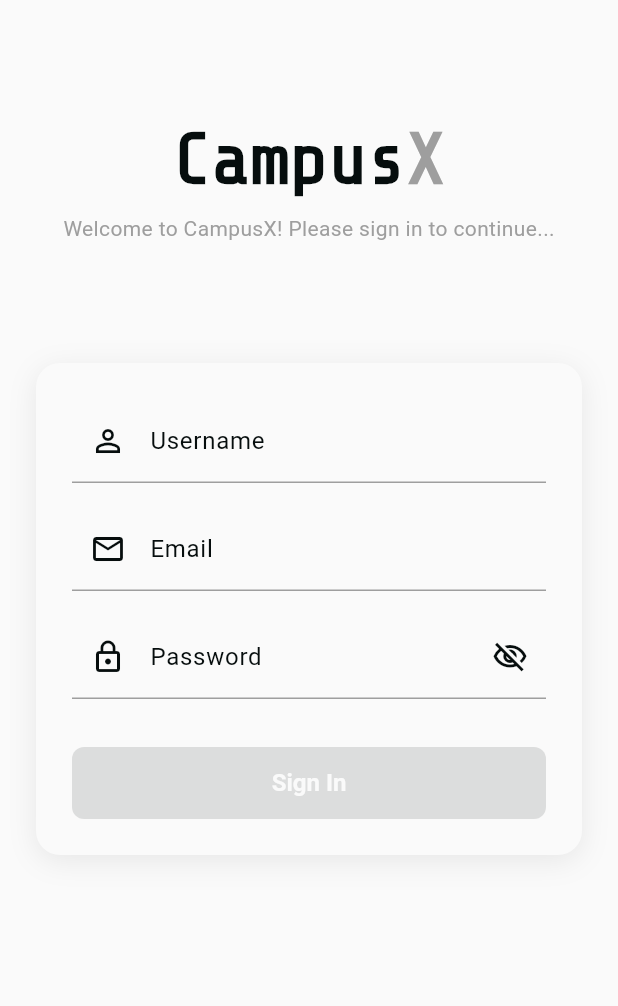
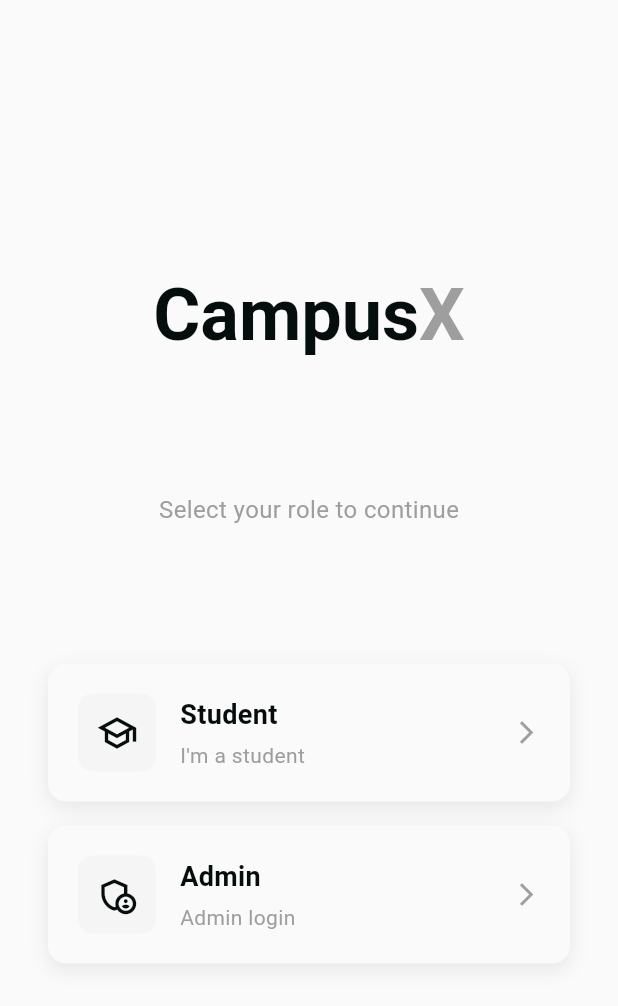
Before and after one commit to Ahnaf181419/CampusX, a Flutter app: the screen it shows after launch, on a phone screen of 412 x 824 dp. Shown: the top 1006 px of the screen. Run offline on Flutter 3.47's test engine with Material 3 defaults, Android fonts, the phone set to English and light mode, and no system bars; our stand-ins replace audioplayers, shared_preferences.

Commit message:
Login page reconfigured

```diff
--- a/lib/core/theme/app_text_styles.dart
+++ b/lib/core/theme/app_text_styles.dart
@@ -8,13 +8,13 @@
   static const String _font = 'Roboto';
 
   static const TextStyle headerLarge = TextStyle(
-    fontFamily: _mono,
+    fontFamily: _font,
     fontSize: 48,
     fontWeight: FontWeight.bold,
   );
 
   static const TextStyle headerMedium = TextStyle(
-    fontFamily: _mono,
+    fontFamily: _font,
     fontSize: 24,
     fontWeight: FontWeight.bold,
   );
--- /dev/null
+++ b/lib/features/auth/screens/login_choice_screen.dart
@@ -0,0 +1,106 @@
+import 'package:flutter/material.dart';
+import '../../../core/theme/app_colors.dart';
+import '../../../core/theme/app_text_styles.dart';
+import '../../../services/auth_service.dart';
+import '../../../shared/home_shell.dart';
+import '../widgets/user_type_card.dart';
+import 'admin_login_screen.dart';
+
+class LoginChoiceScreen extends StatelessWidget {
+  const LoginChoiceScreen({super.key});
+
+  @override
+  Widget build(BuildContext context) {
+    return Scaffold(
+      body: SafeArea(
+        child: Padding(
+          padding: const EdgeInsets.symmetric(horizontal: 32),
+          child: Column(
+            children: [
+              const Spacer(flex: 2),
+              _buildLogo(),
+              const Spacer(flex: 1),
+              _buildWelcomeText(),
+              const Spacer(flex: 1),
+              _buildStudentCard(context),
+              const SizedBox(height: 16),
+              _buildAdminCard(context),
+              const Spacer(flex: 2),
+            ],
+          ),
+        ),
+      ),
+    );
+  }
+
+  Widget _buildLogo() {
+    return RichText(
+      text: TextSpan(
+        children: [
+          TextSpan(
+            text: 'Campus',
+            style: AppTextStyles.headerLarge.copyWith(
+              color: AppColors.black,
+            ),
+          ),
+          TextSpan(
+            text: 'X',
+            style: AppTextStyles.headerLarge.copyWith(
+              color: AppColors.ash,
+            ),
+          ),
+        ],
+      ),
+    );
+  }
+
+  Widget _buildWelcomeText() {
+    return Text(
+      'Select your role to continue',
+      style: AppTextStyles.bodyLarge.copyWith(color: AppColors.ash),
+    );
+  }
+
+  Widget _buildStudentCard(BuildContext context) {
+    return UserTypeCard(
+      icon: Icons.school_outlined,
+      title: 'Student',
+      subtitle: "I'm a student",
+      onTap: () => _handleStudentLogin(context),
+    );
+  }
+
+  Widget _buildAdminCard(BuildContext context) {
+    return UserTypeCard(
+      icon: Icons.admin_panel_settings_outlined,
+      title: 'Admin',
+      subtitle: 'Admin login',
+      onTap: () => _handleAdminTap(context),
+    );
+  }
+
+  void _handleStudentLogin(BuildContext context) async {
+    final authService = AuthService();
+    await authService.setFirstLaunchComplete();
+    await authService.setUserType('student');
+
+    if (context.mounted) {
+      Navigator.pushReplacement(
+        context,
+        MaterialPageRoute(builder: (_) => const HomeShell()),
+      );
+    }
+  }
+
+  void _handleAdminTap(BuildContext context) async {
+    final authService = AuthService();
+    await authService.setUserType('admin');
+
+    if (context.mounted) {
+      Navigator.push(
+        context,
+        MaterialPageRoute(builder: (_) => const AdminLoginScreen()),
+      );
+    }
+  }
+}
--- /dev/null
+++ b/lib/features/auth/widgets/user_type_card.dart
@@ -0,0 +1,93 @@
+import 'package:flutter/material.dart';
+import '../../../core/theme/app_colors.dart';
+import '../../../core/theme/app_text_styles.dart';
+
+class UserTypeCard extends StatefulWidget {
+  final IconData icon;
+  final String title;
+  final String subtitle;
+  final VoidCallback onTap;
+
+  const UserTypeCard({
+    super.key,
+    required this.icon,
+    required this.title,
+    required this.subtitle,
+    required this.onTap,
+  });
+
+  @override
+  State<UserTypeCard> createState() => _UserTypeCardState();
+}
+
+class _UserTypeCardState extends State<UserTypeCard> {
+  bool _isPressed = false;
+
+  @override
+  Widget build(BuildContext context) {
+    return GestureDetector(
+      onTapDown: (_) => setState(() => _isPressed = true),
+      onTapUp: (_) => setState(() => _isPressed = false),
+      onTapCancel: () => setState(() => _isPressed = false),
+      onTap: widget.onTap,
+      child: AnimatedScale(
+        scale: _isPressed ? 0.98 : 1.0,
+        duration: const Duration(milliseconds: 100),
+        child: Container(
+          width: double.infinity,
+          padding: const EdgeInsets.all(20),
+          decoration: BoxDecoration(
+            color: AppColors.white,
+            borderRadius: BorderRadius.circular(12),
+            boxShadow: [
+              BoxShadow(
+                color: AppColors.blackShadow,
+                blurRadius: 10,
+                offset: const Offset(0, 4),
+              ),
+            ],
+          ),
+          child: Row(
+            children: [
+              Container(
+                padding: const EdgeInsets.all(12),
+                decoration: BoxDecoration(
+                  color: AppColors.backgroundGrey,
+                  borderRadius: BorderRadius.circular(10),
+                ),
+                child: Icon(
+                  widget.icon,
+                  size: 28,
+                  color: AppColors.black,
+                ),
+              ),
+              const SizedBox(width: 16),
+              Column(
+                crossAxisAlignment: CrossAxisAlignment.start,
+                children: [
+                  Text(
+                    widget.title,
+                    style: AppTextStyles.headerSmall,
+                  ),
+                  const SizedBox(height: 4),
+                  Text(
+                    widget.subtitle,
+                    style: AppTextStyles.bodyMedium.copyWith(
+                      color: AppColors.ash,
+                    ),
+                  ),
+                ],
+              ),
+              const Spacer(),
+              Icon(
+                Icons.arrow_forward_ios,
+                size: 18,
+                color: AppColors.ash,
+              ),
+            ],
+          ),
+        ),
+      ),
+    );
+  }
+}
--- a/lib/main.dart
+++ b/lib/main.dart
@@ -1,6 +1,8 @@
 import 'package:flutter/material.dart';
 import 'core/theme/app_theme.dart';
-import 'features/auth/login_page.dart';
+import 'features/auth/screens/login_choice_screen.dart';
+import 'services/auth_service.dart';
+import 'shared/home_shell.dart';
 
 void main() {
   WidgetsFlutterBinding.ensureInitialized();
@@ -16,7 +18,40 @@
       title: 'CampusX',
       debugShowCheckedModeBanner: false,
       theme: AppTheme.light,
-      home: const LoginPage(),
+      home: const AuthWrapper(),
     );
   }
 }
+
+class AuthWrapper extends StatefulWidget {
+  const AuthWrapper({super.key});
+
+  @override
+  State<AuthWrapper> createState() => _AuthWrapperState();
+}
+
+class _AuthWrapperState extends State<AuthWrapper> {
+  @override
+  Widget build(BuildContext context) {
+    return FutureBuilder<bool>(
+      future: AuthService().isFirstLaunch(),
+      builder: (context, snapshot) {
+        if (snapshot.connectionState == ConnectionState.waiting) {
+          return const Scaffold(
+            body: Center(
+              child: CircularProgressIndicator(),
+            ),
+          );
+        }
+
+        final isFirstLaunch = snapshot.data ?? true;
+
+        if (isFirstLaunch) {
+          return const LoginChoiceScreen();
+        }
+
+        return const HomeShell();
+      },
+    );
+  }
+}
--- a/pubspec.yaml
+++ b/pubspec.yaml
@@ -35,6 +35,7 @@
   # Use with the CupertinoIcons class for iOS style icons.
   cupertino_icons: ^1.0.8
   audioplayers: ^6.1.0
+  shared_preferences: ^2.2.2
 
 dev_dependencies:
   flutter_test:
```
Also changed, not shown: lib/features/auth/screens/admin_login_screen.dart (added, +150 -0 lines), lib/services/auth_service.dart (added, +26 -0 lines), pubspec.lock, 3 other files.
